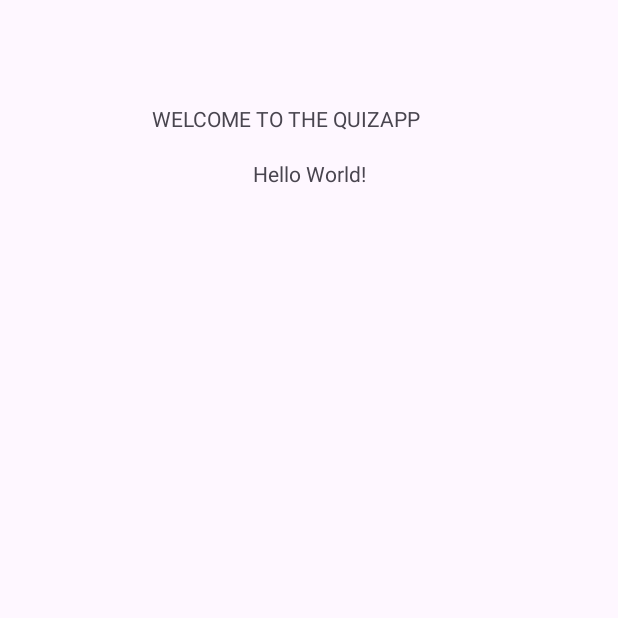
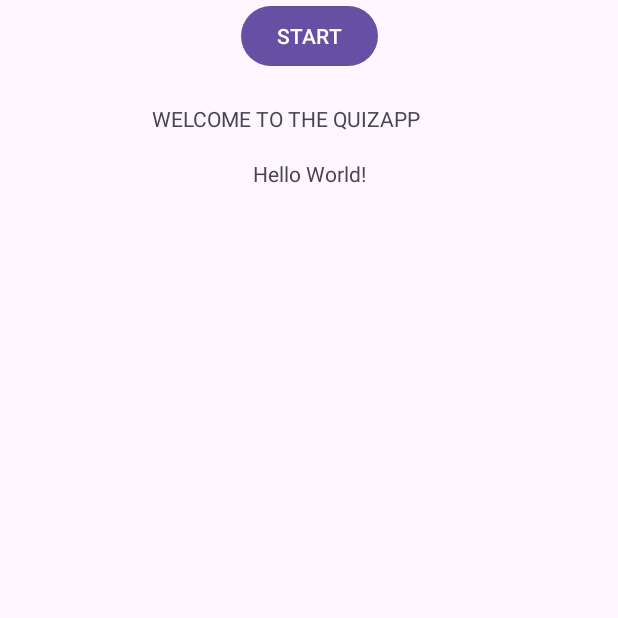
Before and after one commit to ST10495724-Keorapetse-Kgatle/BrainQuizzz, an Android app: the screen it shows after launch (MainActivity), on a phone screen of 412 x 824 dp, the top half of it. Run offline under Robolectric (Android 15) with nearby library versions, the phone set to English and light mode, and no system bars.

Commit message:
added a start button

```diff
--- a/app/src/main/res/layout/activity_main.xml
+++ b/app/src/main/res/layout/activity_main.xml
@@ -25,5 +25,14 @@
         android:text="WELCOME TO THE QUIZAPP"
         app:layout_constraintStart_toStartOf="parent"
         app:layout_constraintTop_toTopOf="parent" />
+    <Button
+        android:id="@+id/btnStart"
+        android:layout_width="wrap_content"
+        android:layout_height="wrap_content"
+        android:layout_marginBottom="129dp"
+        android:text="START"
+        app:layout_constraintBottom_toTopOf="@+id/btnExit"
+        app:layout_constraintEnd_toEndOf="parent"
+        app:layout_constraintStart_toStartOf="parent" />
 
 </androidx.constraintlayout.widget.ConstraintLayout>
```
